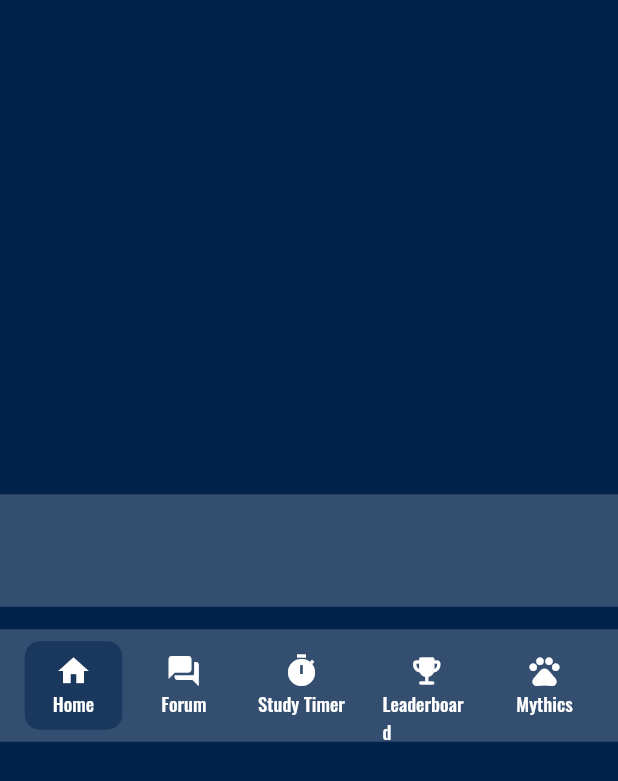
After one commit to ruiqi7/study_wyth_me, a Flutter app: the Home screen opened directly, on a phone screen of 412 x 824 dp. The commit adds this screen. Shown: the top 781 px of the screen. Run offline on Flutter 3.47's test engine with Material 2 defaults, Android fonts, the phone set to English and light mode, and no system bars; our stand-ins replace firebase_core, flutter_spinkit; accounts and stored records are empty.

Commit message:
Added Loading Page and Bottom Bar

```diff
--- a/study_wyth_me/lib/main.dart
+++ b/study_wyth_me/lib/main.dart
@@ -6,6 +6,9 @@ import 'models/custom_text_widgets.dart';
 import 'pages/sign_in_page.dart';
 import 'pages/sign_up_page.dart';
 import 'pages/about_page.dart';
+import 'pages/loading.dart';
+import 'pages/home.dart';
+import 'pages/timer.dart';
 
 void main() async {
   WidgetsFlutterBinding.ensureInitialized();
--- /dev/null
+++ b/study_wyth_me/lib/models/bar_widgets.dart
@@ -0,0 +1,159 @@
+import 'package:flutter/material.dart';
+import 'package:study_wyth_me/models/constants.dart';
+
+bottomBar(context, position) => Row(
+    children: <Widget> [
+      Expanded(
+          child: Container(
+            padding: const EdgeInsets.all(8.0),
+            color: whiteOpacity20,
+            height: 75.0,
+            child: Row(
+              mainAxisAlignment: MainAxisAlignment.spaceEvenly,
+              children: <Widget> [
+                Container(
+                  width: 65,
+                  height: 60,
+                  decoration: BoxDecoration(
+                    borderRadius: const BorderRadius.all(Radius.circular(10)),
+                    color: position == 1 ? const Color.fromRGBO(0, 34, 75, 0.5) : const Color.fromRGBO(0, 34, 75, 0.0),
+                  ),
+                  child: TextButton(
+                    child: Column(
+                      mainAxisAlignment: MainAxisAlignment.center,
+                      children: const <Widget> [
+                        Icon(
+                          Icons.home,
+                          color: Colors.white,
+                        ),
+                        Text(
+                          'Home',
+                          style: TextStyle(
+                              fontFamily: 'Oswald',
+                              fontSize: 12.5,
+                              color: Colors.white
+                          ),
+                        )
+                      ],
+                    ),
+                    onPressed: () {  },
+                  ),
+                ),
+                Container(
+                  width: 65,
+                  height: 60,
+                  decoration: BoxDecoration(
+                    borderRadius: const BorderRadius.all(Radius.circular(10)),
+                    color: position == 2 ? const Color.fromRGBO(0, 34, 75, 0.5) : const Color.fromRGBO(0, 34, 75, 0.0),
+                  ),
+                  child: TextButton(
+                    child: Column(
+                      mainAxisAlignment: MainAxisAlignment.center,
+                      children: const <Widget> [
+                        Icon(
+                          Icons.forum_rounded,
+                          color: Colors.white,
+                        ),
+                        Text(
+                          'Forum',
+                          style: TextStyle(
+                              fontFamily: 'Oswald',
+                              fontSize: 12.5,
+                              color: Colors.white
+                          ),
+                        )
+                      ],
+                    ),
+                    onPressed: () {  },
+                  ),
+                ),
+                Container(
+                  width: 75,
+                  height: 60,
+                  decoration: BoxDecoration(
+                    borderRadius: const BorderRadius.all(Radius.circular(10)),
+                    color: position == 3 ? const Color.fromRGBO(0, 34, 75, 0.5) : const Color.fromRGBO(0, 34, 75, 0.0),
+                  ),
+                  child: TextButton(
+                    child: Column(
+                      mainAxisAlignment: MainAxisAlignment.center,
+                      children: const <Widget> [
+                        Icon(
+                          Icons.timer,
+                          color: Colors.white,
+                        ),
+                        Text(
+                          'Study Timer',
+                          style: TextStyle(
+                              fontFamily: 'Oswald',
+                              fontSize: 12.5,
+                              color: Colors.white
+                          ),
+                        )
+                      ],
+                    ),
+                    onPressed: () {  },
+                  ),
+                ),
+                Container(
+                  width: 75,
+                  height: 60,
+                  decoration: BoxDecoration(
+                    borderRadius: const BorderRadius.all(Radius.circular(10)),
+                    color: position == 4 ? const Color.fromRGBO(0, 34, 75, 0.5) : const Color.fromRGBO(0, 34, 75, 0.0),
+                  ),
+                  child: TextButton(
+                    child: Column(
+                      mainAxisAlignment: MainAxisAlignment.center,
+                      children: const <Widget> [
+                        Icon(
+                          Icons.emoji_events_rounded,
+                          color: Colors.white,
+                        ),
+                        Text(
+                          'Leaderboard',
+                          style: TextStyle(
+                              fontFamily: 'Oswald',
+                              fontSize: 12.5,
+                              color: Colors.white
+                          ),
+                        )
+                      ],
+                    ),
+                    onPressed: () {  },
+                  ),
+                ),
+                Container(
+                  width: 65,
+                  height: 60,
+                  decoration: BoxDecoration(
+                    borderRadius: const BorderRadius.all(Radius.circular(10)),
+                    color: position == 5 ? const Color.fromRGBO(0, 34, 75, 0.5) : const Color.fromRGBO(0, 34, 75, 0.0),
+                  ),
+                  child: TextButton(
+                    child: Column(
+                      mainAxisAlignment: MainAxisAlignment.center,
+                      children: const <Widget> [
+                        Icon(
+                          Icons.pets_rounded,
+                          color: Colors.white,
+                        ),
+                        Text(
+                          'Mythics',
+                          style: TextStyle(
+                              fontFamily: 'Oswald',
+                              fontSize: 12.5,
+                              color: Colors.white
+                          ),
+                        )
+                      ],
+                    ),
+                    onPressed: () {  },
+                  ),
+                )
+              ],
+            ),
+          )
+      ),
+    ]
+);
--- a/study_wyth_me/lib/models/constants.dart
+++ b/study_wyth_me/lib/models/constants.dart
@@ -1,17 +1,21 @@
 import 'package:flutter/material.dart';
 
 const darkBlueBackground = Color.fromRGBO(0, 34, 75, 1.0);
+
+const whiteOpacity15 = Color.fromRGBO(255, 255, 255, 0.15);
+
+const whiteOpacity20 = Color.fromRGBO(255, 255, 255, 0.2);
 
 const SizedBox gapBox = SizedBox(height: 15);
 
 const BoxDecoration smallRadiusRoundedBox = BoxDecoration(
   borderRadius: BorderRadius.all(Radius.circular(10)),
-  color: Color.fromRGBO(255, 255, 255, 0.15),
+  color: whiteOpacity15,
 );
 
 const BoxDecoration largeRadiusRoundedBox = BoxDecoration(
   borderRadius: BorderRadius.all(Radius.circular(30)),
-  color: Color.fromRGBO(255, 255, 255, 0.15),
+  color: whiteOpacity15,
 );
 
 backButton(context) => Container(
--- /dev/null
+++ b/study_wyth_me/lib/pages/home.dart
@@ -0,0 +1,41 @@
+import 'package:flutter/material.dart';
+import 'package:study_wyth_me/models/constants.dart';
+import 'package:study_wyth_me/models/bar_widgets.dart';
+
+class Home extends StatefulWidget {
+  const Home({Key? key}) : super(key: key);
+
+  @override
+  State<Home> createState() => _HomeState();
+}
+
+class _HomeState extends State<Home> {
+
+  final int _position = 1; // used to identify which button in the bottom to darken
+
+  @override
+  Widget build(BuildContext context) {
+    return Scaffold(
+      backgroundColor: darkBlueBackground,
+      body: Center(
+        child: Column(
+          mainAxisAlignment: MainAxisAlignment.center,
+          children: <Widget> [
+            Row(
+              children: <Widget> [
+                Expanded(
+                  child: Container(
+                    color: whiteOpacity20,
+                    height: 75.0
+                  )
+                ),
+              ]
+            ),
+            gapBox,
+            bottomBar(context, _position)
+          ],
+        )
+      )
+    );
+  }
+}
--- /dev/null
+++ b/study_wyth_me/lib/pages/loading.dart
@@ -0,0 +1,19 @@
+import 'package:flutter/material.dart';
+import 'package:flutter_spinkit/flutter_spinkit.dart';
+import 'package:study_wyth_me/models/constants.dart';
+
+class Loading extends StatelessWidget {
+  const Loading({Key? key}) : super(key: key);
+
+  @override
+  Widget build(BuildContext context) {
+    return const Scaffold(
+      backgroundColor: darkBlueBackground,
+      body: Center(
+        child: SpinKitFadingFour(
+          color: Colors.white,
+        )
+      )
+    );
+  }
+}
--- /dev/null
+++ b/study_wyth_me/lib/pages/timer.dart
@@ -0,0 +1,25 @@
+import 'package:flutter/material.dart';
+import 'package:study_wyth_me/models/constants.dart';
+import 'package:study_wyth_me/models/bar_widgets.dart';
+
+class Timer extends StatefulWidget {
+  const Timer({Key? key}) : super(key: key);
+
+  @override
+  State<Timer> createState() => _TimerState();
+}
+
+class _TimerState extends State<Timer> {
+
+  final _position = 3;
+
+  @override
+  Widget build(BuildContext context) {
+    return Scaffold(
+      backgroundColor: darkBlueBackground,
+      body: Center(
+        child: bottomBar(context, _position)
+      )
+    );
+  }
+}
--- a/study_wyth_me/pubspec.yaml
+++ b/study_wyth_me/pubspec.yaml
@@ -29,6 +29,7 @@ environment:
 dependencies:
   flutter:
     sdk: flutter
+  flutter_spinkit: ^5.1.0
 
 
   # The following adds the Cupertino Icons font to your application.
@@ -81,6 +82,9 @@ flutter:
     - family: Chewy
       fonts:
         - asset: fonts/Chewy-Regular.ttf
+    - family: Oswald
+      fonts:
+        - asset: fonts/Oswald-VariableFont_wght.ttf
 
   #
   # For details regarding fonts from package dependencies,
```
Also changed, not shown: study_wyth_me/fonts/Oswald-VariableFont_wght.ttf (added).
